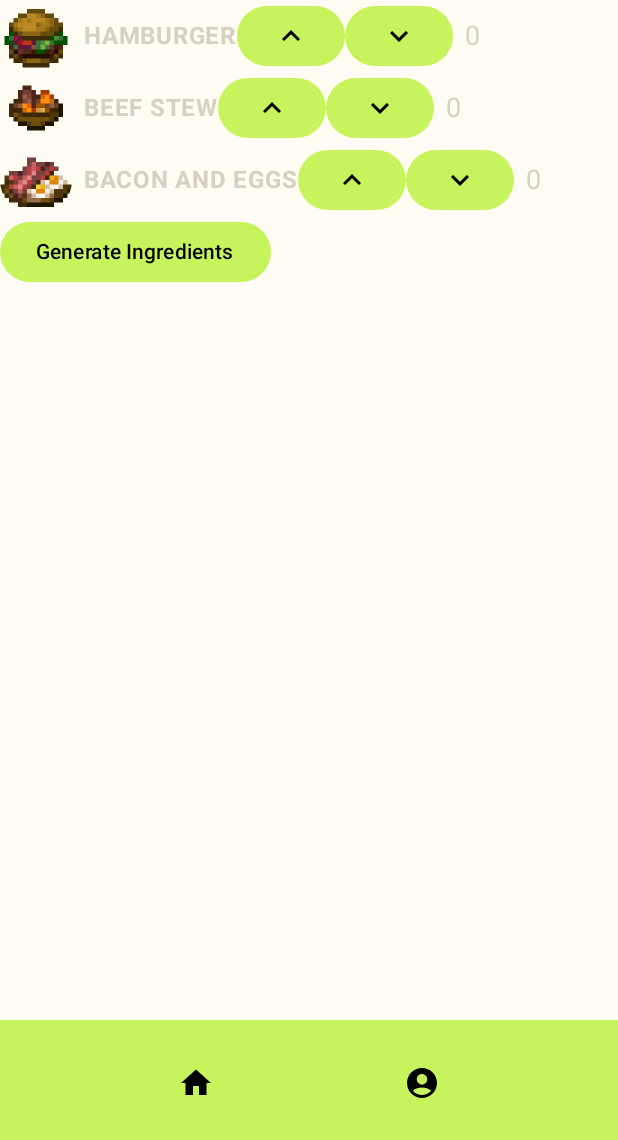
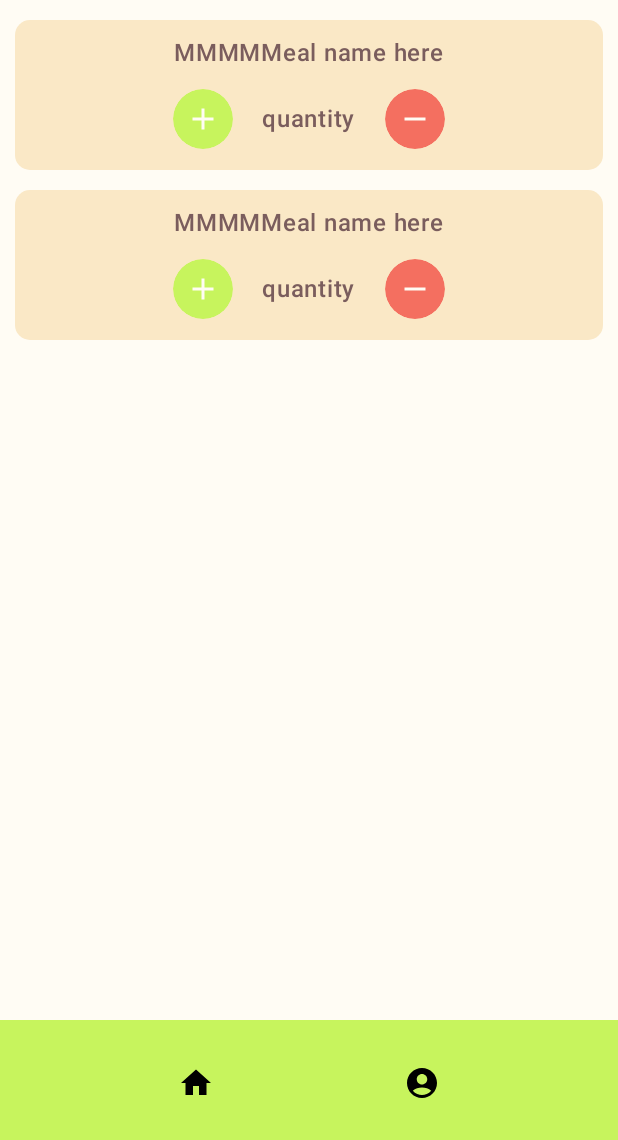
Before and after one commit to dianakarpeev/mutsu, an Android app built with Jetpack Compose: the MealPlanScreen screen opened through its navigation route, on a phone screen of 412 x 824 dp, the part 96-1236 px from its top. Run offline under Robolectric (Android 15) with nearby library versions, the phone set to English and light mode, and no system bars; our stand-ins replace Firebase (no records; nobody signed in at launch, a user with empty details on screens opened directly), window size class; 2 statements that could not run were skipped.

Commit message:
create meal display box
set up the box that will display all the meals. also commented out some code that isn't currently being used.

```diff
--- a/app/src/main/java/com/example/mutsu/MealPlanScreen.kt
+++ b/app/src/main/java/com/example/mutsu/MealPlanScreen.kt
@@ -1,6 +1,9 @@
 package com.example.mutsu
 
 import androidx.compose.foundation.Image
+import androidx.compose.foundation.background
+import androidx.compose.foundation.layout.Arrangement
+import androidx.compose.foundation.layout.Box
 import androidx.compose.foundation.layout.Column
 import androidx.compose.foundation.layout.Row
 import androidx.compose.foundation.layout.Spacer
@@ -9,6 +12,7 @@ import androidx.compose.foundation.layout.padding
 import androidx.compose.foundation.layout.size
 import androidx.compose.foundation.layout.width
 import androidx.compose.foundation.shape.CircleShape
+import androidx.compose.foundation.shape.RoundedCornerShape
 import androidx.compose.material.icons.Icons
 import androidx.compose.material.icons.filled.Add
 import androidx.compose.material.icons.filled.DateRange
@@ -26,6 +30,7 @@ import androidx.compose.runtime.getValue
 import androidx.compose.runtime.mutableStateOf
 import androidx.compose.runtime.saveable.rememberSaveable
 import androidx.compose.runtime.setValue
+import androidx.compose.ui.Alignment
 import androidx.compose.ui.Modifier
 import androidx.compose.ui.draw.clip
 import androidx.compose.ui.res.painterResource
@@ -33,6 +38,7 @@ import androidx.compose.ui.text.font.FontWeight
 import androidx.compose.ui.unit.dp
 import androidx.compose.ui.unit.sp
 
+/*
 @Composable
 fun ShoppingList(){
     Header()
@@ -111,6 +117,7 @@ fun RecipeCard(
         }
     }
 }
+*/
 
 @Composable
 fun Hamburger(count: Int, increase: () -> Unit, decrease: () -> Unit) {
@@ -210,8 +217,13 @@ fun BaconAndEggs(count: Int, increase: () -> Unit, decrease: () -> Unit) {
     }
 }
 
+
+
+
+
 @Composable
-fun MealPlanScreen () {
+fun MealPlanScreen(modifier: Modifier = Modifier) {
+    /*
     var hamburgerCount by rememberSaveable {mutableStateOf(0)}
     var beefStewCount by rememberSaveable {mutableStateOf(0)}
     var baconAndEggsCount by rememberSaveable {mutableStateOf(0)}
@@ -234,8 +246,100 @@ fun MealPlanScreen () {
         displayIngredients(allIngredients)
 
     }
+     */
+
+    Column(){
+        ShowAllMeals(modifier)
+        ShowAllMeals(modifier)
+    }
+
 
 }
+
+data class Meals(val recipe: Recipe, val quantity: Int)
+
+@Composable
+fun ShowAllMeals(modifier: Modifier = Modifier){
+    Column(modifier = modifier,){
+        //foreach item in list {}
+        Box(
+            modifier = modifier
+                .fillMaxWidth()
+                .padding(start = 10.dp, top = 13.dp, end = 10.dp, bottom = 0.dp)
+                .background(
+                    color = MaterialTheme.colorScheme.surface,
+                    shape = RoundedCornerShape(10.dp)
+                ),
+            contentAlignment = Alignment.Center
+        ){
+            Column(horizontalAlignment = Alignment.CenterHorizontally){
+                Row(
+                    modifier = modifier.padding(start = 8.dp, top = 10.dp, end = 8.dp, bottom = 4.dp),
+                    horizontalArrangement = Arrangement.Center,
+                    verticalAlignment = Alignment.CenterVertically
+                ){
+                    Text(
+                        text = "MMMMMeal name here",
+                        color = MaterialTheme.colorScheme.onSurface,
+                        fontWeight = FontWeight.Medium
+                        )
+                }
+
+                Row(
+                    modifier = modifier.padding(start = 8.dp, top = 4.dp, end = 8.dp, bottom = 10.dp),
+                    horizontalArrangement = Arrangement.SpaceBetween,
+                    verticalAlignment = Alignment.CenterVertically
+                ){
+                    IconButton(
+                        onClick = {}, //add
+                        colors = IconButtonDefaults.iconButtonColors(
+                            containerColor = MaterialTheme.colorScheme.primary,
+                            contentColor = MaterialTheme.colorScheme.background
+                        ),
+                        modifier = Modifier.padding(
+                            start = 0.dp,
+                            top = 0.dp,
+                            end = 15.dp,
+                            bottom = 0.dp
+                        )
+                    ) {
+                        Icon(
+                            imageVector = Icons.Default.Add,
+                            contentDescription = "Add one meal name"
+                        )
+                    }
+
+                    Text(
+                        text = "quantity",
+                        color = MaterialTheme.colorScheme.onSurface,
+                        fontWeight = FontWeight.Medium
+                    )
+
+                    IconButton(
+                        onClick = {}, //remove
+                        colors = IconButtonDefaults.iconButtonColors(
+                            containerColor = MaterialTheme.colorScheme.secondary,
+                            contentColor = MaterialTheme.colorScheme.background
+                        ),
+                        modifier = Modifier.padding(
+                            start = 15.dp,
+                            top = 0.dp,
+                            end = 0.dp,
+                            bottom = 0.dp
+                        )
+                    ) {
+                        Icon(
+                            painter = painterResource(id = R.drawable.remove_icon),
+                            contentDescription = "remove one meal name"
+                        )
+                    }
+                }
+            }
+        }
+    }
+}
+
+
 
 fun generateList(hamburgers : Int, beefStews : Int, baconAndEggs : Int,
                  hamburgerDecrease : () -> Unit, beefstewDecrease : () -> Unit, baconAndEggsDecrease: () -> Unit): MutableList<Ingredient> {
```
